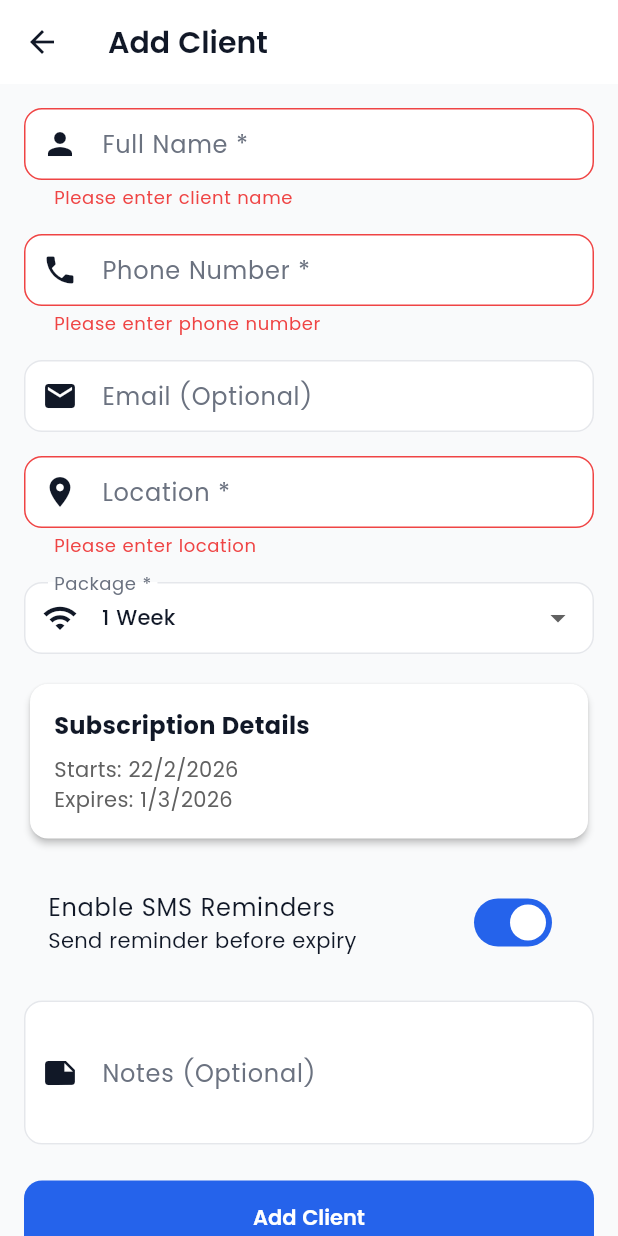
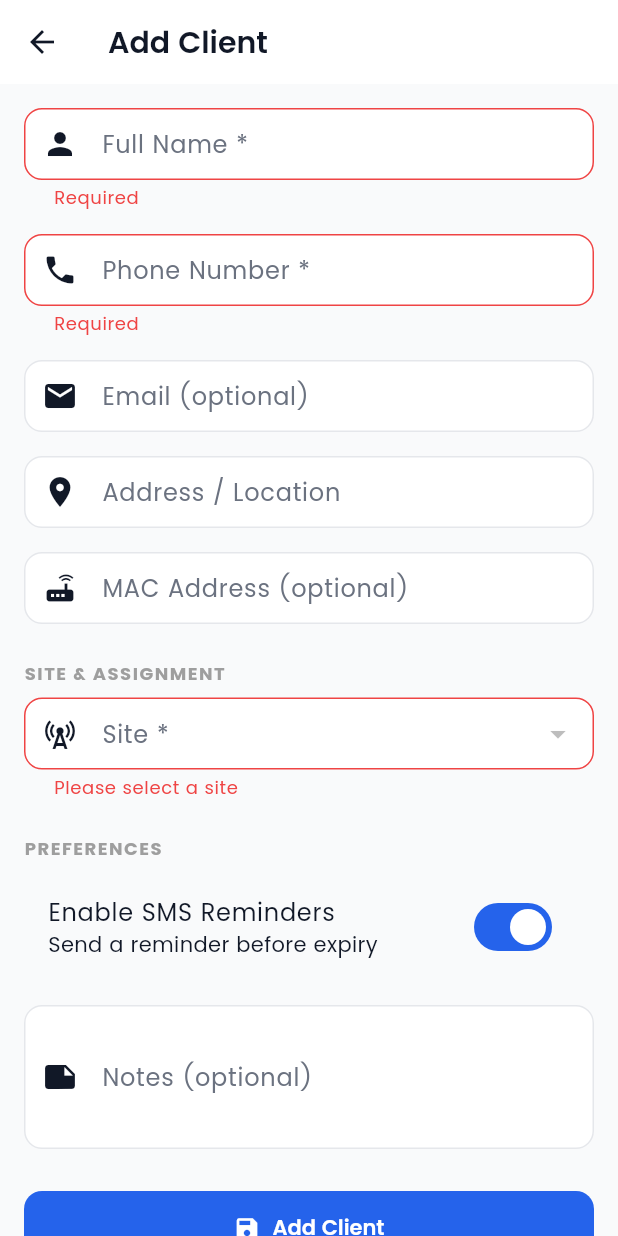
Before and after one commit to Stark-Priver/pritech-viornet, a Flutter app: the AddEditClientScreen screen opened directly, after a tap on "Add Client", on a phone screen of 412 x 824 dp. Run offline on Flutter 3.47's test engine with Material 3 defaults, Android fonts, the phone set to English and light mode, and no system bars; our stand-ins replace connectivity_plus, dio, drift, file_picker, fl_chart, flutter_riverpod and 9 more; accounts and stored records are empty; generated files the repository leaves out were written again.

Commit message:
Added the Client Ownership flow

```diff
--- a/lib/core/models/app_models.dart
+++ b/lib/core/models/app_models.dart
@@ -197,6 +197,8 @@ class Client {
   final bool isActive;
   final bool smsReminder;
   final String? notes;
+  final int? registeredBy; // user who registered this client
+  final int? assignedTo; // user the client was transferred/assigned to
   final DateTime createdAt;
   final DateTime updatedAt;
 
@@ -215,6 +217,8 @@ class Client {
     required this.isActive,
     required this.smsReminder,
     this.notes,
+    this.registeredBy,
+    this.assignedTo,
     required this.createdAt,
     required this.updatedAt,
   });
@@ -238,6 +242,8 @@ class Client {
         isActive: json['is_active'] as bool? ?? true,
         smsReminder: json['sms_reminder'] as bool? ?? true,
         notes: json['notes'] as String?,
+        registeredBy: json['registered_by'] as int?,
+        assignedTo: json['assigned_to'] as int?,
         createdAt: DateTime.parse(json['created_at'] as String),
         updatedAt: DateTime.parse(json['updated_at'] as String),
       );
@@ -255,6 +261,8 @@ class Client {
         'is_active': isActive,
         'sms_reminder': smsReminder,
         'notes': notes,
+        'registered_by': registeredBy,
+        'assigned_to': assignedTo,
         'updated_at': DateTime.now().toIso8601String(),
       };
 
@@ -273,6 +281,8 @@ class Client {
     bool? isActive,
     bool? smsReminder,
     String? notes,
+    int? registeredBy,
+    int? assignedTo,
     DateTime? createdAt,
     DateTime? updatedAt,
   }) =>
@@ -291,6 +301,8 @@ class Client {
         isActive: isActive ?? this.isActive,
         smsReminder: smsReminder ?? this.smsReminder,
         notes: notes ?? this.notes,
+        registeredBy: registeredBy ?? this.registeredBy,
+        assignedTo: assignedTo ?? this.assignedTo,
         createdAt: createdAt ?? this.createdAt,
         updatedAt: updatedAt ?? this.updatedAt,
       );
--- a/lib/core/services/voucher_service.dart
+++ b/lib/core/services/voucher_service.dart
@@ -163,17 +163,19 @@ class VoucherService {
   Future<bool> markVoucherAsUsed(int voucherId) =>
       _service.markVoucherAsUsed(voucherId);
 
-  /// Returns a Future (not a Stream) â€“ screens should poll or use FutureBuilder
+  /// Returns a Future (not a Stream) — screens should poll or use FutureBuilder
   Future<List<Voucher>> watchVouchers({
     String? status,
     int? packageId,
     int? siteId,
+    List<int>? siteIds,
     String? batchId,
   }) =>
       _service.getAllVouchers(
           status: status,
           packageId: packageId,
           siteId: siteId,
+          siteIds: siteIds,
           batchId: batchId);
 
   Future<Map<String, int>> getVoucherStats() => _service.getVoucherStats();
--- a/lib/features/auth/providers/auth_provider.dart
+++ b/lib/features/auth/providers/auth_provider.dart
@@ -150,6 +150,7 @@ class AuthNotifier extends StateNotifier<AuthState> {
 
   bool get canAccessAllSites {
     return state.userRoles.contains('SUPER_ADMIN') ||
+        state.userRoles.contains('ADMIN') ||
         state.userRoles.contains('FINANCE');
   }
 
--- a/lib/features/clients/repository/client_repository.dart
+++ b/lib/features/clients/repository/client_repository.dart
@@ -10,6 +10,9 @@ class ClientRepository {
       _service.createClient(fields);
 
   Future<List<Client>> getAllClients() => _service.getAllClients();
+
+  Future<List<Client>> getClientsByUser(int userId) =>
+      _service.getClientsByUser(userId);
 
   Future<Client?> getClientById(int id) => _service.getClientById(id);
 
--- a/lib/features/clients/screens/add_edit_client_screen.dart
+++ b/lib/features/clients/screens/add_edit_client_screen.dart
@@ -2,6 +2,8 @@ import 'package:flutter/material.dart';
 import 'package:flutter_riverpod/flutter_riverpod.dart';
 import '../../../core/models/app_models.dart';
 import '../../../core/providers/providers.dart';
+import '../../../core/services/supabase_data_service.dart';
+import '../../auth/providers/auth_provider.dart';
 
 class AddEditClientScreen extends ConsumerStatefulWidget {
   final Client? client;
@@ -19,34 +21,60 @@ class _AddEditClientScreenState extends ConsumerState<AddEditClientScreen> {
   final _phoneController = TextEditingController();
   final _emailController = TextEditingController();
   final _locationController = TextEditingController();
+  final _macController = TextEditingController();
   final _notesController = TextEditingController();
 
-  String _selectedPackage = '1 Week';
   bool _smsReminder = true;
   bool _isLoading = false;
 
-  final List<String> _packages = [
-    '1 Day',
-    '1 Week',
-    '2 Weeks',
-    '1 Month',
-    '3 Months',
-    '6 Months',
-    '1 Year',
-  ];
+  // Site & assignment
+  int? _selectedSiteId;
+  int? _assignedToId;
+  List<Site> _sites = [];
+  List<AppUser> _users = [];
+  bool _formDataLoading = true;
 
   @override
   void initState() {
     super.initState();
     if (widget.client != null) {
-      _nameController.text = widget.client!.name;
-      _phoneController.text = widget.client!.phone;
-      _emailController.text = widget.client!.email ?? '';
-      _locationController.text = widget.client!.address ?? '';
-      _notesController.text = widget.client!.notes ?? '';
-      _selectedPackage = '1 Week';
-      _smsReminder = widget.client!.smsReminder;
+      final c = widget.client!;
+      _nameController.text = c.name;
+      _phoneController.text = c.phone;
+      _emailController.text = c.email ?? '';
+      _locationController.text = c.address ?? '';
+      _macController.text = c.macAddress ?? '';
+      _notesController.text = c.notes ?? '';
+      _smsReminder = c.smsReminder;
+      _selectedSiteId = c.siteId;
+      _assignedToId = c.assignedTo;
     }
+    _loadFormData();
+  }
+
+  Future<void> _loadFormData() async {
+    final db = ref.read(databaseProvider);
+    final authNotifier = ref.read(authProvider.notifier);
+    final canAccessAll = authNotifier.canAccessAllSites;
+    final userSites = authNotifier.currentUserSites;
+
+    final allSites = await db.getAllSites();
+    final allUsers = canAccessAll ? await db.getAllUsers() : <AppUser>[];
+
+    if (!mounted) return;
+    setState(() {
+      _sites = canAccessAll
+          ? allSites
+          : allSites.where((s) => userSites.contains(s.id)).toList();
+
+      // Auto-select site when user has only one
+      if (_selectedSiteId == null && _sites.length == 1) {
+        _selectedSiteId = _sites.first.id;
+      }
+
+      _users = allUsers;
+      _formDataLoading = false;
+    });
   }
 
   @override
@@ -55,6 +83,7 @@ class _AddEditClientScreenState extends ConsumerState<AddEditClientScreen> {
     _phoneController.dispose();
     _emailController.dispose();
     _locationController.dispose();
+    _macController.dispose();
     _notesController.dispose();
     super.dispose();
   }
@@ -62,25 +91,38 @@ class _AddEditClientScreenState extends ConsumerState<AddEditClientScreen> {
   Future<void> _saveClient() async {
     if (!_formKey.currentState!.validate()) return;
 
-    setState(() {
-      _isLoading = true;
-    });
+    if (_selectedSiteId == null) {
+      ScaffoldMessenger.of(context).showSnackBar(
+        const SnackBar(
+          content: Text('Please select a site for this client'),
+          backgroundColor: Colors.orange,
+        ),
+      );
+      return;
+    }
+
+    setState(() => _isLoading = true);
 
     try {
       final repository = ref.read(clientRepositoryProvider);
-
-      final expiryDate = _calculateExpiryDate();
+      final currentUser = ref.read(authProvider).user;
 
       if (widget.client == null) {
-        // Create new client
+        // ── Create new client ──────────────────────────────────────────
         await repository.createClient({
           'name': _nameController.text.trim(),
           'phone': _phoneController.text.trim(),
           if (_emailController.text.trim().isNotEmpty)
             'email': _emailController.text.trim(),
+          if (_locationController.text.trim().isNotEmpty)
             'address': _locationController.text.trim(),
+          if (_macController.text.trim().isNotEmpty)
+            'mac_address': _macController.text.trim(),
+          'site_id': _selectedSiteId,
+          if (currentUser != null) 'registered_by': currentUser.id,
+          if (_assignedToId != null) 'assigned_to': _assignedToId,
           'registration_date': DateTime.now().toIso8601String(),
-          'expiry_date': expiryDate.toIso8601String(),
+          'is_active': true,
           'sms_reminder': _smsReminder,
           if (_notesController.text.trim().isNotEmpty)
             'notes': _notesController.text.trim(),
@@ -97,15 +139,21 @@ class _AddEditClientScreenState extends ConsumerState<AddEditClientScreen> {
           );
         }
       } else {
-        // Update existing client
+        // ── Update existing client ─────────────────────────────────────
         await repository.updateClient(widget.client!.id, {
           'name': _nameController.text.trim(),
           'phone': _phoneController.text.trim(),
           'email': _emailController.text.trim().isEmpty
               ? null
               : _emailController.text.trim(),
-          'address': _locationController.text.trim(),
-          'expiry_date': expiryDate.toIso8601String(),
+          'address': _locationController.text.trim().isEmpty
+              ? null
+              : _locationController.text.trim(),
+          'mac_address': _macController.text.trim().isEmpty
+              ? null
+              : _macController.text.trim(),
+          'site_id': _selectedSiteId,
+          'assigned_to': _assignedToId,
           'sms_reminder': _smsReminder,
           'notes': _notesController.text.trim().isEmpty
               ? null
@@ -123,9 +171,7 @@ class _AddEditClientScreenState extends ConsumerState<AddEditClientScreen> {
         }
       }
 
-      if (mounted) {
-        Navigator.pop(context, true);
-      }
+      if (mounted) Navigator.pop(context, true);
     } catch (e) {
       if (mounted) {
         ScaffoldMessenger.of(context).showSnackBar(
@@ -136,47 +182,26 @@ class _AddEditClientScreenState extends ConsumerState<AddEditClientScreen> {
         );
       }
     } finally {
-      if (mounted) {
-        setState(() {
-          _isLoading = false;
-        });
-      }
-    }
-  }
-
-  DateTime _calculateExpiryDate() {
-    final now = DateTime.now();
-    switch (_selectedPackage) {
-      case '1 Day':
-        return now.add(const Duration(days: 1));
-      case '1 Week':
-        return now.add(const Duration(days: 7));
-      case '2 Weeks':
-        return now.add(const Duration(days: 14));
-      case '1 Month':
-        return DateTime(now.year, now.month + 1, now.day);
-      case '3 Months':
-        return DateTime(now.year, now.month + 3, now.day);
-      case '6 Months':
-        return DateTime(now.year, now.month + 6, now.day);
-      case '1 Year':
-        return DateTime(now.year + 1, now.month, now.day);
-      default:
-        return now.add(const Duration(days: 7));
+      if (mounted) setState(() => _isLoading = false);
     }
   }
 
   @override
   Widget build(BuildContext context) {
+    final canAssign = ref.read(authProvider.notifier).canAccessAllSites;
+
     return Scaffold(
       appBar: AppBar(
         title: Text(widget.client == null ? 'Add Client' : 'Edit Client'),
       ),
-      body: Form(
+      body: _formDataLoading
+          ? const Center(child: CircularProgressIndicator())
+          : Form(
               key: _formKey,
               child: ListView(
                 padding: const EdgeInsets.all(16),
                 children: [
+                  // ── Personal details ─────────────────────────────────
                   TextFormField(
                     controller: _nameController,
                     decoration: const InputDecoration(
@@ -184,12 +209,9 @@ class _AddEditClientScreenState extends ConsumerState<AddEditClientScreen> {
                       prefixIcon: Icon(Icons.person),
                       border: OutlineInputBorder(),
                     ),
-              validator: (value) {
-                if (value == null || value.trim().isEmpty) {
-                  return 'Please enter client name';
-                }
-                return null;
-              },
+                    textCapitalization: TextCapitalization.words,
+                    validator: (v) =>
+                        (v == null || v.trim().isEmpty) ? 'Required' : null,
                   ),
                   const SizedBox(height: 16),
                   TextFormField(
@@ -200,18 +222,14 @@ class _AddEditClientScreenState extends ConsumerState<AddEditClientScreen> {
                       border: OutlineInputBorder(),
                     ),
                     keyboardType: TextInputType.phone,
-              validator: (value) {
-                if (value == null || value.trim().isEmpty) {
-                  return 'Please enter phone number';
-                }
-                return null;
-              },
+                    validator: (v) =>
+                        (v == null || v.trim().isEmpty) ? 'Required' : null,
                   ),
                   const SizedBox(height: 16),
                   TextFormField(
                     controller: _emailController,
                     decoration: const InputDecoration(
-                labelText: 'Email (Optional)',
+                      labelText: 'Email (optional)',
                       prefixIcon: Icon(Icons.email),
                       border: OutlineInputBorder(),
                     ),
@@ -221,94 +239,124 @@ class _AddEditClientScreenState extends ConsumerState<AddEditClientScreen> {
                   TextFormField(
                     controller: _locationController,
                     decoration: const InputDecoration(
-                labelText: 'Location *',
+                      labelText: 'Address / Location',
                       prefixIcon: Icon(Icons.location_on),
                       border: OutlineInputBorder(),
                     ),
-              validator: (value) {
-                if (value == null || value.trim().isEmpty) {
-                  return 'Please enter location';
-                }
-                return null;
-              },
                   ),
                   const SizedBox(height: 16),
-            DropdownButtonFormField<String>(
-              initialValue: _selectedPackage,
+                  TextFormField(
+                    controller: _macController,
                     decoration: const InputDecoration(
-                labelText: 'Package *',
-                prefixIcon: Icon(Icons.wifi),
+                      labelText: 'MAC Address (optional)',
+                      prefixIcon: Icon(Icons.router),
                       border: OutlineInputBorder(),
-              ),
-              items: _packages.map((package) {
-                return DropdownMenuItem(
-                  value: package,
-                  child: Text(package),
-                );
-              }).toList(),
-              onChanged: (value) {
-                setState(() {
-                  _selectedPackage = value!;
-                });
-              },
-            ),
-            const SizedBox(height: 16),
-            Card(
-              child: Padding(
-                padding: const EdgeInsets.all(16),
-                child: Column(
-                  crossAxisAlignment: CrossAxisAlignment.start,
-                  children: [
-                    const Text(
-                      'Subscription Details',
-                      style: TextStyle(
-                        fontSize: 16,
-                        fontWeight: FontWeight.bold,
+                      hintText: 'e.g. AA:BB:CC:DD:EE:FF',
                     ),
                   ),
-                    const SizedBox(height: 8),
-                    Text(
-                      'Starts: ${_formatDate(DateTime.now())}',
-                      style: TextStyle(color: Colors.grey[700]),
-                    ),
-                    Text(
-                      'Expires: ${_formatDate(_calculateExpiryDate())}',
-                      style: TextStyle(color: Colors.grey[700]),
-                    ),
-                  ],
+                  const SizedBox(height: 24),
+
+                  // ── Site & assignment ─────────────────────────────────
+                  const Padding(
+                    padding: EdgeInsets.only(bottom: 8),
+                    child: Text(
+                      'SITE & ASSIGNMENT',
+                      style: TextStyle(
+                        fontSize: 12,
+                        fontWeight: FontWeight.bold,
+                        color: Colors.grey,
+                        letterSpacing: 1,
                       ),
                     ),
                   ),
+                  DropdownButtonFormField<int>(
+                    value: _selectedSiteId,
+                    decoration: const InputDecoration(
+                      labelText: 'Site *',
+                      prefixIcon: Icon(Icons.cell_tower),
+                      border: OutlineInputBorder(),
+                    ),
+                    items: _sites
+                        .map((s) => DropdownMenuItem(
+                              value: s.id,
+                              child: Text(s.name),
+                            ))
+                        .toList(),
+                    onChanged: (v) => setState(() => _selectedSiteId = v),
+                    validator: (v) => v == null ? 'Please select a site' : null,
+                  ),
+                  if (canAssign && _users.isNotEmpty) ...[
                     const SizedBox(height: 16),
+                    DropdownButtonFormField<int?>(
+                      value: _assignedToId,
+                      decoration: const InputDecoration(
+                        labelText: 'Assign to User (optional)',
+                        prefixIcon: Icon(Icons.person_pin),
+                        border: OutlineInputBorder(),
+                        helperText:
+                            'Transfer this client to an agent or staff member',
+                      ),
+                      items: [
+                        const DropdownMenuItem(
+                          value: null,
+                          child: Text('— Unassigned —'),
+                        ),
+                        ..._users.map((u) => DropdownMenuItem(
+                              value: u.id,
+                              child: Text('${u.name} (${u.role})'),
+                            )),
+                      ],
+                      onChanged: (v) => setState(() => _assignedToId = v),
+                    ),
+                  ],
+                  const SizedBox(height: 24),
+
+                  // ── Preferences ──────────────────────────────────────
+                  const Padding(
+                    padding: EdgeInsets.only(bottom: 8),
+                    child: Text(
+                      'PREFERENCES',
+                      style: TextStyle(
+                        fontSize: 12,
+                        fontWeight: FontWeight.bold,
+                        color: Colors.grey,
+                        letterSpacing: 1,
+                      ),
+                    ),
+                  ),
                   SwitchListTile(
                     title: const Text('Enable SMS Reminders'),
-              subtitle: const Text('Send reminder before expiry'),
+                    subtitle: const Text('Send a reminder before expiry'),
                     value: _smsReminder,
-              onChanged: (value) {
-                setState(() {
-                  _smsReminder = value;
-                });
-              },
+                    onChanged: (v) => setState(() => _smsReminder = v),
                   ),
                   const SizedBox(height: 16),
                   TextFormField(
                     controller: _notesController,
                     decoration: const InputDecoration(
-                labelText: 'Notes (Optional)',
+                      labelText: 'Notes (optional)',
                       prefixIcon: Icon(Icons.note),
                       border: OutlineInputBorder(),
                     ),
                     maxLines: 3,
                   ),
-            const SizedBox(height: 24),
+                  const SizedBox(height: 28),
+
+                  // ── Save button ──────────────────────────────────────
                   SizedBox(
                     height: 50,
-              child: ElevatedButton(
+                    child: ElevatedButton.icon(
                       onPressed: _isLoading ? null : _saveClient,
-                child: _isLoading
-                    ? const CircularProgressIndicator(color: Colors.white)
-                    : Text(
-                        widget.client == null ? 'Add Client' : 'Update Client'),
+                      icon: _isLoading
+                          ? const SizedBox(
+                              width: 20,
+                              height: 20,
+                              child: CircularProgressIndicator(strokeWidth: 2),
+                            )
+                          : const Icon(Icons.save),
+                      label: Text(
+                        widget.client == null ? 'Add Client' : 'Save Changes',
+                      ),
                     ),
                   ),
                 ],
@@ -316,8 +364,4 @@ class _AddEditClientScreenState extends ConsumerState<AddEditClientScreen> {
             ),
     );
   }
-
-  String _formatDate(DateTime date) {
-    return '${date.day}/${date.month}/${date.year}';
 }
-}
```
Also changed, not shown: lib/core/services/supabase_data_service.dart (+17 -1 lines), lib/features/clients/screens/clients_screen.dart (+8 -11 lines), lib/features/sales/screens/sales_history_screen.dart (+46 -19 lines), lib/features/vouchers/screens/voucher_management_screen.dart (+34 -2 lines). Lines whose indentation alone changed are shown as unchanged.
